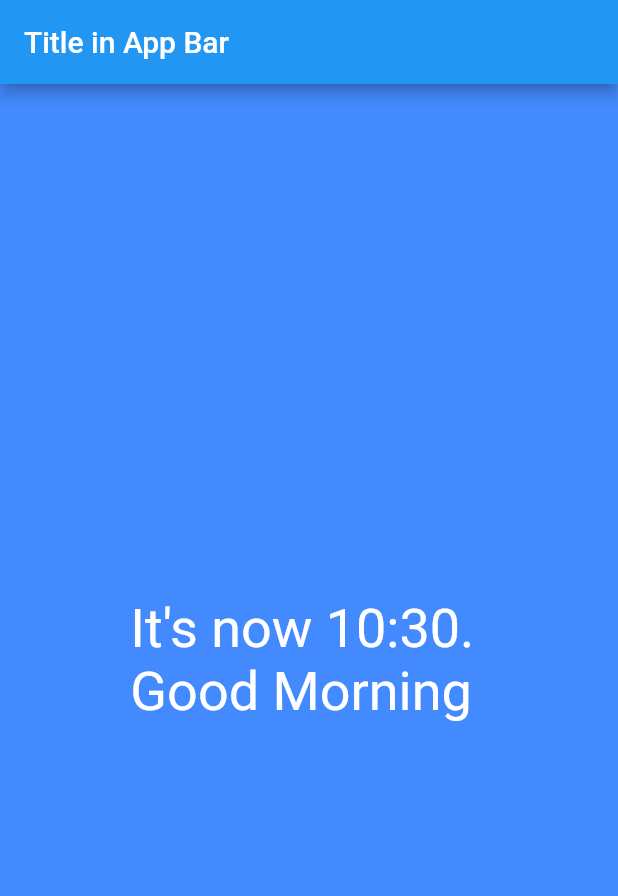
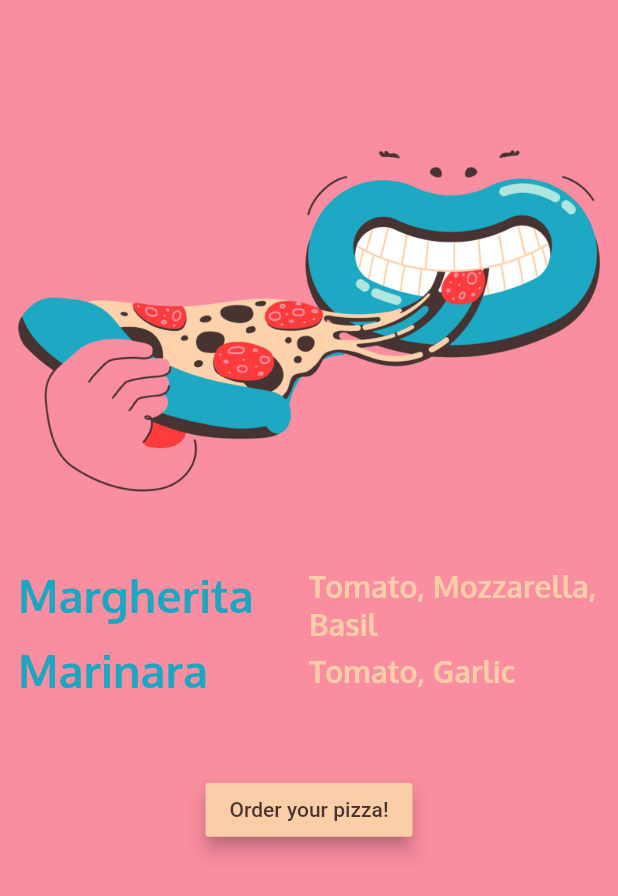
Before and after one commit to atarrisse/hello-flutter, a Flutter app: the screen it shows after launch, on a phone screen of 412 x 824 dp. Shown: the top 896 px of the screen. Run offline on Flutter 3.47's test engine with Material 2 defaults, Android fonts, the phone set to English and light mode, and no system bars.

Commit message:
chapter 2: Designing the UI with Widgets

```diff
--- /dev/null
+++ b/lib/chapter2/home.dart
@@ -0,0 +1,70 @@
+import 'package:flutter/material.dart';
+import './pizza.dart';
+import './orderButton.dart';
+
+class Home extends StatelessWidget {
+  @override
+  Widget build(BuildContext context) {
+    return Container(
+        alignment: Alignment.center,
+        color: Color.fromRGBO(250, 141, 160, 1.0),
+        padding: EdgeInsets.only(
+            left: 12.0, right: 12.0, top: 100.0),
+        child: Column(
+          mainAxisAlignment: MainAxisAlignment.start,
+          children: <Widget>[
+            PizzaImageWidget(),
+            Row(
+              crossAxisAlignment: CrossAxisAlignment.start,
+              children: <Widget>[
+                Expanded(
+                    child: Text("Margherita",
+                        textDirection: TextDirection.ltr,
+                        style: TextStyle(
+                            color: Color.fromRGBO(
+                                29, 166, 193, 1.0),
+                            decoration: TextDecoration.none,
+                            fontFamily: 'Oxygen',
+                            fontSize: 30.0,
+                            fontWeight: FontWeight.bold))),
+                Expanded(
+                    child: Text("Tomato, Mozzarella, Basil",
+                        textDirection: TextDirection.ltr,
+                        style: TextStyle(
+                            color: Color.fromRGBO(
+                                251, 206, 168, 1.0),
+                            decoration: TextDecoration.none,
+                            fontFamily: 'Oxygen',
+                            fontSize: 20.0,
+                            fontWeight: FontWeight.bold)))
+              ],
+            ),
+            Row(
+              children: <Widget>[
+                Expanded(
+                    child: Text("Marinara",
+                        textDirection: TextDirection.ltr,
+                        style: TextStyle(
+                            color: Color.fromRGBO(
+                                29, 166, 193, 1.0),
+                            decoration: TextDecoration.none,
+                            fontFamily: 'Oxygen',
+                            fontSize: 30.0,
+                            fontWeight: FontWeight.bold))),
+                Expanded(
+                    child: Text("Tomato, Garlic",
+                        textDirection: TextDirection.ltr,
+                        style: TextStyle(
+                            color: Color.fromRGBO(
+                                251, 206, 168, 1.0),
+                            decoration: TextDecoration.none,
+                            fontFamily: 'Oxygen',
+                            fontSize: 20.0,
+                            fontWeight: FontWeight.bold)))
+              ],
+            ),
+            OrderButton()
+          ],
+        ));
+  }
+}
--- /dev/null
+++ b/lib/chapter2/orderButton.dart
@@ -0,0 +1,32 @@
+import 'package:flutter/material.dart';
+
+class OrderButton extends StatelessWidget {
+  @override
+  Widget build(BuildContext context) {
+    var button = Container(
+        margin: EdgeInsets.only(top: 50.0),
+        child: RaisedButton(
+            child: Text(
+              "Order your pizza!",
+              style: TextStyle(
+                color: Color.fromRGBO(71, 51, 50, 1.0),
+              ),
+            ),
+            color: Color.fromRGBO(251, 206, 168, 1.0),
+            elevation: 5.0,
+            onPressed: () {
+              order(context);
+            }));
+    return button;
+  }
+
+  void order(BuildContext context) {
+    var alert = AlertDialog(
+      title: Text("Order completed"),
+      content: Text("Thanks for your order"),
+    );
+    showDialog(
+        context: context,
+        builder: (BuildContext context) => alert);
+  }
+}
--- /dev/null
+++ b/lib/chapter2/pizza.dart
@@ -0,0 +1,13 @@
+import 'package:flutter/material.dart';
+
+class PizzaImageWidget extends StatelessWidget {
+  @override
+  Widget build(BuildContext context) {
+    AssetImage pizzaAsset = AssetImage('images/pizza.png');
+    Image image = Image(image: pizzaAsset);
+    return Container(
+      child: image,
+      margin: EdgeInsets.only(bottom: 50.0),
+    );
+  }
+}
--- a/lib/main.dart
+++ b/lib/main.dart
@@ -1,5 +1,5 @@
 import 'package:flutter/material.dart';
-import './screens/home.dart';
+import './chapter2/home.dart';
 
 void main() {
   runApp(new HelloFlutterApp());
@@ -9,11 +9,6 @@ class HelloFlutterApp extends StatelessWidget {
   @override
   Widget build(BuildContext context) {
     return MaterialApp(
-        title: "Hello Flutter App",
-        home: Scaffold(
-            appBar: AppBar(
-              title: Text("Title in App Bar"),
-            ),
-            body: Home()));
+        title: "Simple Layouts", home: new Home());
   }
 }
--- a/lib/screens/home.dart
+++ /dev/null
@@ -1,32 +0,0 @@
-import 'package:flutter/material.dart';
-
-class Home extends StatelessWidget {
-  @override
-  Widget build(BuildContext context) {
-    return Material(
-      color: Colors.blueAccent,
-      child: Center(
-        child: new Text(sayHello(),
-            textDirection: TextDirection.ltr,
-            style: TextStyle(color: Colors.white, fontSize: 36.0)),
-      ),
-    );
-  }
-}
-
-String sayHello() {
-  String hello;
-  DateTime now = new DateTime.now();
-  int hour = now.hour;
-  int minute = now.minute;
-  if (hour < 12) {
-    hello = "Good Morning";
-  } else if (hour < 18) {
-    hello = "Good Afternoon";
-  } else {
-    hello = "Good Evening";
-  }
-
-  String minutes = (minute < 10) ? "0" + minute.toString() : minute.toString();
-  return "It's now " + hour.toString() + ":" + minutes + ". \n" + hello;
-}
```
Also changed, not shown: pubspec.yaml (+10 -17 lines), fonts/Oxygen-Bold.ttf (added), fonts/Oxygen-Light.ttf (added), fonts/Oxygen-Regular.ttf (added), images/pizza.png (added), 1 other file.
